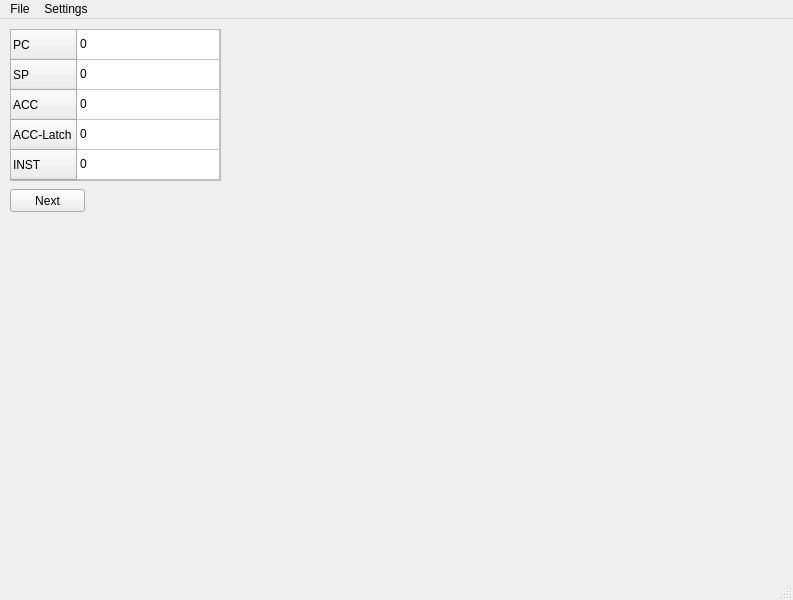
First picture: the form in Code/ui/Intel8080_MainWindow.ui, repository NicoSchrodt/8-Bit-Simulator, before the edit.
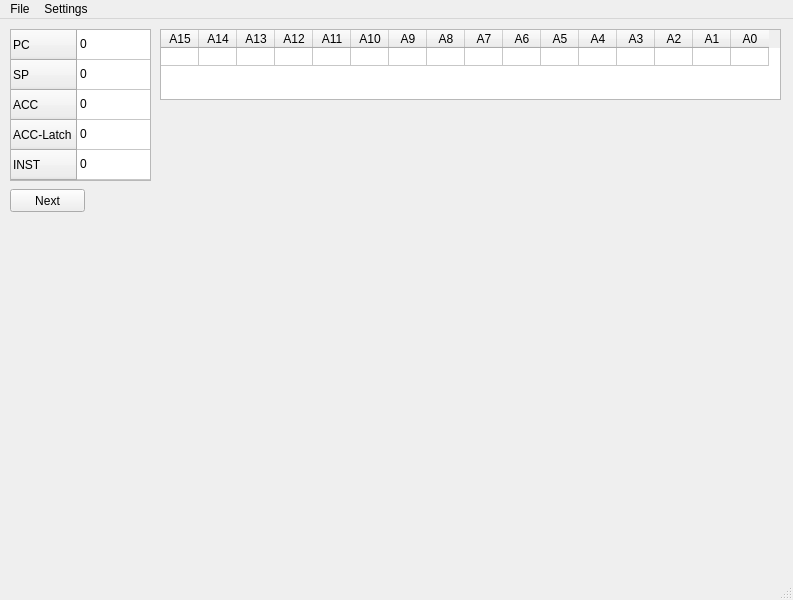
Second picture: the form after the edit.

Commit message: Added editable AdressLatch to interface

Diff of the .ui file:
```diff
--- a/Code/ui/Intel8080_MainWindow.ui
+++ b/Code/ui/Intel8080_MainWindow.ui
@@ -19,14 +19,29 @@
      <rect>
       <x>10</x>
       <y>10</y>
-      <width>211</width>
+      <width>141</width>
       <height>152</height>
      </rect>
     </property>
+    <property name="sizePolicy">
+     <sizepolicy hsizetype="Expanding" vsizetype="Expanding">
+      <horstretch>0</horstretch>
+      <verstretch>0</verstretch>
+     </sizepolicy>
+    </property>
     <attribute name="horizontalHeaderVisible">
      <bool>false</bool>
     </attribute>
-    <attribute name="horizontalHeaderStretchLastSection">
+    <attribute name="horizontalHeaderCascadingSectionResizes">
+     <bool>true</bool>
+    </attribute>
+    <attribute name="horizontalHeaderMinimumSectionSize">
+     <number>0</number>
+    </attribute>
+    <attribute name="horizontalHeaderDefaultSectionSize">
+     <number>74</number>
+    </attribute>
+    <attribute name="verticalHeaderCascadingSectionResizes">
      <bool>true</bool>
     </attribute>
     <row>
@@ -98,6 +113,122 @@
      <string>Next</string>
     </property>
    </widget>
+   <widget class="QTableWidget" name="AdressLatch_table">
+    <property name="geometry">
+     <rect>
+      <x>160</x>
+      <y>10</y>
+      <width>621</width>
+      <height>71</height>
+     </rect>
+    </property>
+    <attribute name="horizontalHeaderVisible">
+     <bool>true</bool>
+    </attribute>
+    <attribute name="horizontalHeaderMinimumSectionSize">
+     <number>0</number>
+    </attribute>
+    <attribute name="horizontalHeaderDefaultSectionSize">
+     <number>38</number>
+    </attribute>
+    <attribute name="verticalHeaderVisible">
+     <bool>false</bool>
+    </attribute>
+    <attribute name="verticalHeaderCascadingSectionResizes">
+     <bool>true</bool>
+    </attribute>
+    <attribute name="verticalHeaderMinimumSectionSize">
+     <number>10</number>
+    </attribute>
+    <attribute name="verticalHeaderDefaultSectionSize">
+     <number>10</number>
+    </attribute>
+    <row>
+     <property name="text">
+      <string/>
+     </property>
+    </row>
+    <column>
+     <property name="text">
+      <string>A15</string>
+     </property>
+    </column>
+    <column>
+     <property name="text">
+      <string>A14</string>
+     </property>
+    </column>
+    <column>
+     <property name="text">
+      <string>A13</string>
+     </property>
+    </column>
+    <column>
+     <property name="text">
+      <string>A12</string>
+     </property>
+    </column>
+    <column>
+     <property name="text">
+      <string>A11</string>
+     </property>
+    </column>
+    <column>
+     <property name="text">
+      <string>A10</string>
+     </property>
+    </column>
+    <column>
+     <property name="text">
+      <string>A9</string>
+     </property>
+    </column>
+    <column>
+     <property name="text">
+      <string>A8</string>
+     </property>
+    </column>
+    <column>
+     <property name="text">
+      <string>A7</string>
+     </property>
+    </column>
+    <column>
+     <property name="text">
+      <string>A6</string>
+     </property>
+    </column>
+    <column>
+     <property name="text">
+      <string>A5</string>
+     </property>
+    </column>
+    <column>
+     <property name="text">
+      <string>A4</string>
+     </property>
+    </column>
+    <column>
+     <property name="text">
+      <string>A3</string>
+     </property>
+    </column>
+    <column>
+     <property name="text">
+      <string>A2</string>
+     </property>
+    </column>
+    <column>
+     <property name="text">
+      <string>A1</string>
+     </property>
+    </column>
+    <column>
+     <property name="text">
+      <string>A0</string>
+     </property>
+    </column>
+   </widget>
   </widget>
   <widget class="QMenuBar" name="menubar">
    <property name="geometry">
```
The commit also changes 2 other files.
